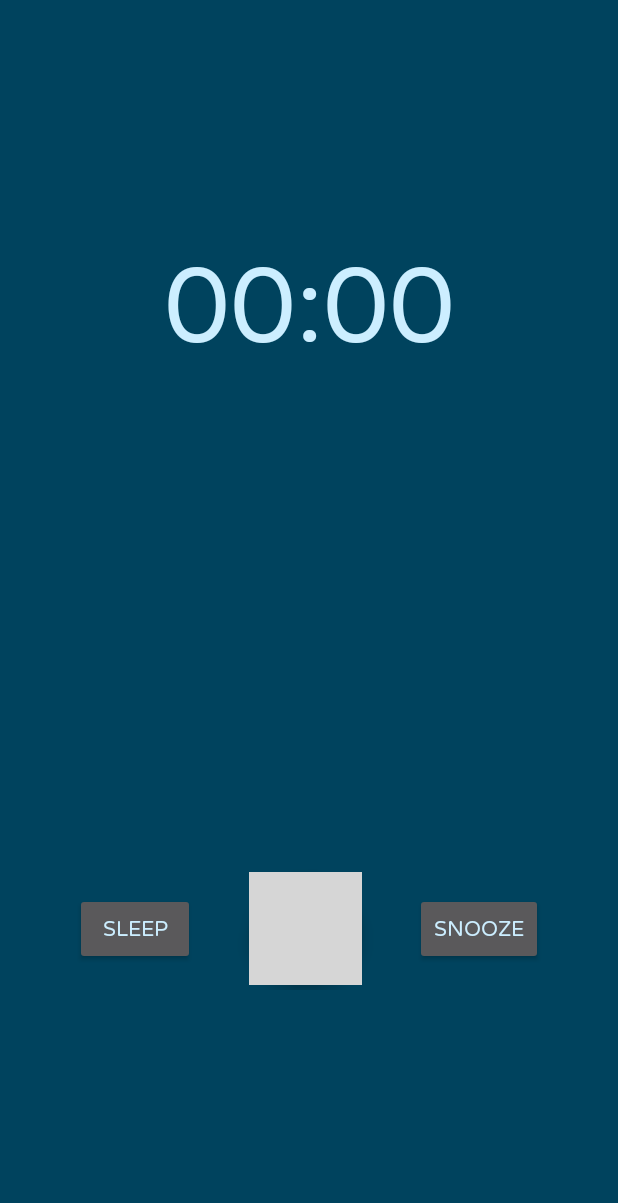
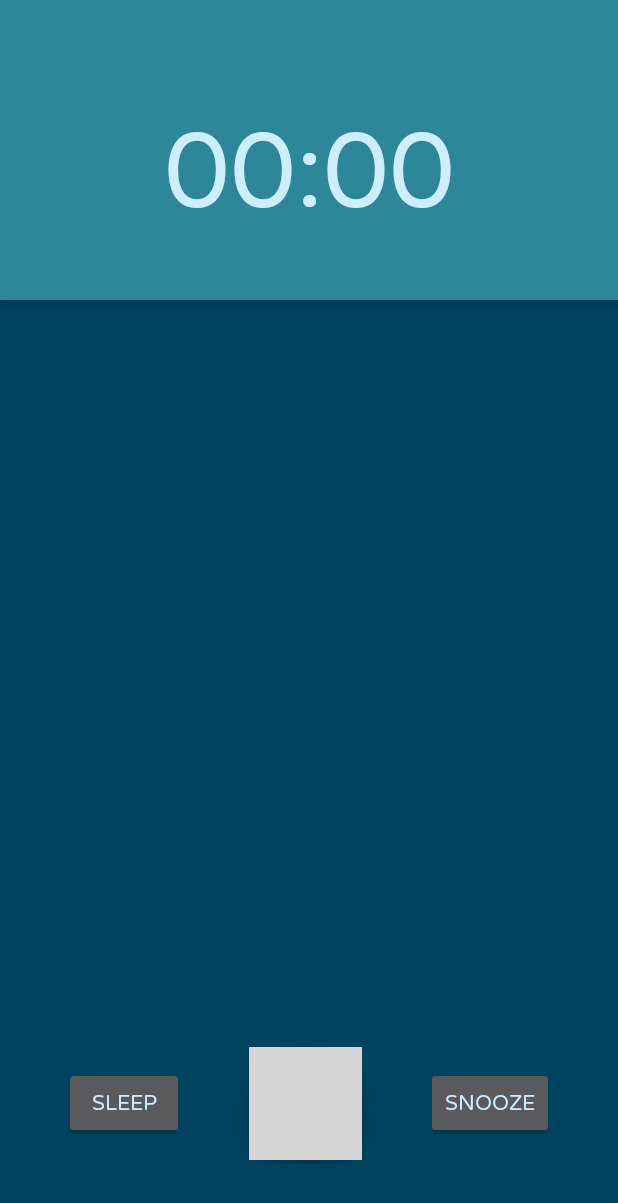
Before and after one commit to kasanari/knarkklocka, an Android app: the layout content_timer.xml on its own in the app's theme, with its tools: preview values and no code run, on a phone screen of 412 x 824 dp. Shown: the top 1203 px of the screen. Run offline under Robolectric (Android 15) with nearby library versions, the phone set to English and light mode, and no system bars; grey boxes are pictures that could not be loaded.

Commit message:
changed a constraint

```diff
--- a/app/src/main/res/layout/content_timer.xml
+++ b/app/src/main/res/layout/content_timer.xml
@@ -9,35 +9,42 @@
     tools:context="se.jakob.knarkklocka.TimerActivity"
     tools:showIn="@layout/activity_timer">
 
+    <android.support.constraint.ConstraintLayout
+        android:id="@+id/chronometer_container"
+        android:layout_width="match_parent"
+        android:layout_height="200dp"
+        android:background="@color/colorDecorative"
+        android:elevation="4dp">
 
         <Chronometer
             android:id="@+id/time_display"
             android:layout_width="0dp"
             android:layout_height="wrap_content"
             android:layout_marginBottom="8dp"
-        android:layout_marginTop="16dp"
+            android:layout_marginLeft="16dp"
+            android:layout_marginRight="16dp"
+            android:layout_marginTop="32dp"
             android:countDown="true"
             android:fontFamily="@font/varela_round"
             android:onClick="showTimePickerDialog"
             android:textAlignment="center"
             android:textSize="70sp"
             android:typeface="serif"
-        app:layout_constraintBottom_toTopOf="@+id/constraintLayout"
+            app:layout_constraintBottom_toBottomOf="parent"
             app:layout_constraintLeft_toLeftOf="parent"
             app:layout_constraintRight_toRightOf="parent"
             app:layout_constraintTop_toTopOf="parent" />
+    </android.support.constraint.ConstraintLayout>
 
     <android.support.constraint.ConstraintLayout
         android:id="@+id/constraintLayout"
-        android:layout_width="384dp"
-        android:layout_height="114dp"
-        android:layout_marginBottom="8dp"
-        android:layout_marginTop="165dp"
+        android:layout_width="match_parent"
+        android:layout_height="113dp"
+        android:layout_marginBottom="32dp"
         android:padding="16dp"
         app:layout_constraintBottom_toBottomOf="parent"
         app:layout_constraintEnd_toEndOf="parent"
-        app:layout_constraintStart_toStartOf="parent"
-        app:layout_constraintTop_toBottomOf="@+id/time_display">
+        app:layout_constraintStart_toStartOf="parent">
 
         <Button
             android:id="@+id/button_remove_timer"
```
Lines whose indentation alone changed are shown as unchanged.
